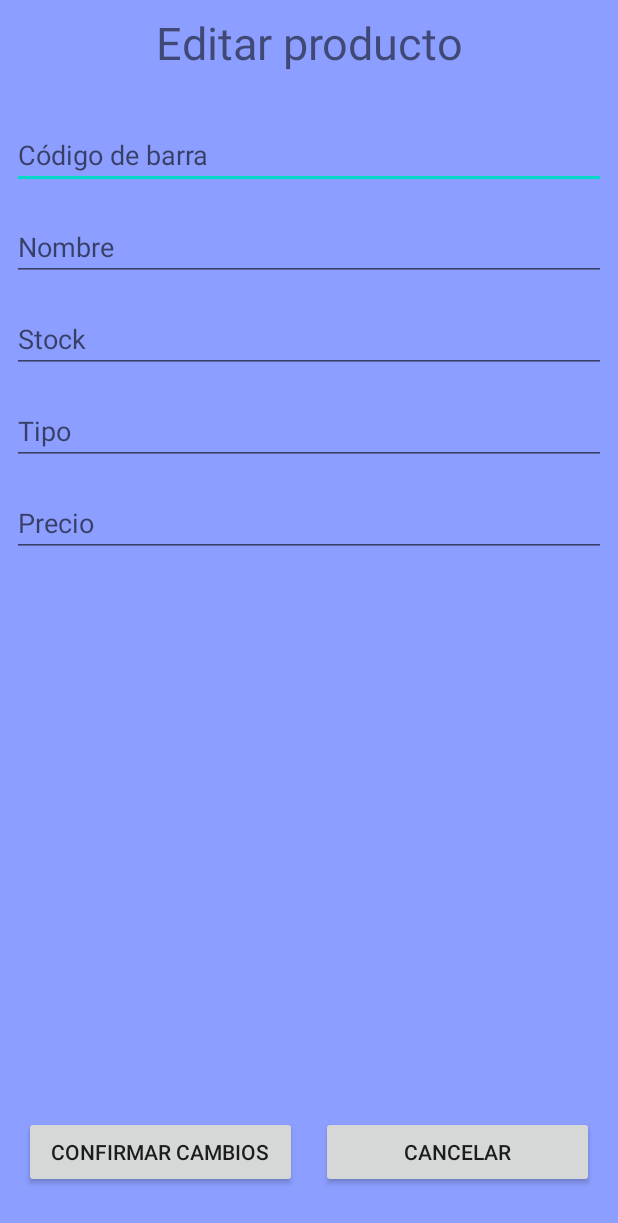
After one commit to unknow1646/CompraApp, an Android app: the layout popup_editar_productos.xml on its own in the app's theme, with its tools: preview values and no code run, on a phone screen of 412 x 824 dp. The commit adds this screen. Shown: the top 1223 px of the screen. Run offline under Robolectric (Android 15) with nearby library versions, the phone set to English and light mode, and no system bars.

Commit message:
Editar producto popUp

```diff
--- a/app/src/main/AndroidManifest.xml
+++ b/app/src/main/AndroidManifest.xml
@@ -24,6 +24,7 @@
                 <category android:name="android.intent.category.LAUNCHER" />
             </intent-filter>
         </activity>
+        <activity android:name=".PopupEditarProductos"  android:theme="@style/AppTheme.popuptheme"/>
     </application>
 
 </manifest>
--- /dev/null
+++ b/app/src/main/res/layout/popup_editar_productos.xml
@@ -0,0 +1,128 @@
+<?xml version="1.0" encoding="utf-8"?>
+<androidx.constraintlayout.widget.ConstraintLayout xmlns:android="http://schemas.android.com/apk/res/android"
+    xmlns:app="http://schemas.android.com/apk/res-auto"
+    xmlns:tools="http://schemas.android.com/tools"
+    android:layout_width="match_parent"
+    android:layout_height="match_parent"
+    android:background="#8C9EFF"
+    android:focusableInTouchMode="false">
+
+    <TextView
+        android:id="@+id/textView6"
+        android:layout_width="wrap_content"
+        android:layout_height="wrap_content"
+        android:layout_marginTop="8dp"
+        android:text="Editar producto"
+        android:textSize="30sp"
+        app:layout_constraintEnd_toEndOf="parent"
+        app:layout_constraintStart_toStartOf="parent"
+        app:layout_constraintTop_toTopOf="parent" />
+
+    <EditText
+        android:id="@+id/ti_newProdCodigo"
+        android:layout_width="0dp"
+        android:layout_height="wrap_content"
+        android:layout_marginStart="8dp"
+        android:layout_marginLeft="8dp"
+        android:layout_marginTop="32dp"
+        android:layout_marginEnd="8dp"
+        android:layout_marginRight="8dp"
+        android:ems="10"
+        android:hint="@string/ProdCodigo"
+        android:inputType="number"
+        app:layout_constraintEnd_toEndOf="parent"
+        app:layout_constraintStart_toStartOf="parent"
+        app:layout_constraintTop_toBottomOf="@+id/textView6" />
+
+    <EditText
+        android:id="@+id/ti_newProdNombre"
+        android:layout_width="0dp"
+        android:layout_height="wrap_content"
+        android:layout_marginStart="8dp"
+        android:layout_marginLeft="8dp"
+        android:layout_marginTop="16dp"
+        android:layout_marginEnd="8dp"
+        android:layout_marginRight="8dp"
+        android:ems="10"
+        android:hint="@string/ProductoNombre"
+        android:inputType="textPersonName"
+        app:layout_constraintEnd_toEndOf="parent"
+        app:layout_constraintStart_toStartOf="parent"
+        app:layout_constraintTop_toBottomOf="@+id/ti_newProdCodigo" />
+
+    <EditText
+        android:id="@+id/ti_newProdStock"
+        android:layout_width="0dp"
+        android:layout_height="wrap_content"
+        android:layout_marginStart="8dp"
+        android:layout_marginLeft="8dp"
+        android:layout_marginTop="16dp"
+        android:layout_marginEnd="8dp"
+        android:layout_marginRight="8dp"
+        android:ems="10"
+        android:hint="@string/ProductoStock"
+        android:inputType="number"
+        app:layout_constraintEnd_toEndOf="parent"
+        app:layout_constraintStart_toStartOf="parent"
+        app:layout_constraintTop_toBottomOf="@+id/ti_newProdNombre" />
+
+    <EditText
+        android:id="@+id/ti_newProdTipo"
+        android:layout_width="0dp"
+        android:layout_height="wrap_content"
+        android:layout_marginStart="8dp"
+        android:layout_marginLeft="8dp"
+        android:layout_marginTop="16dp"
+        android:layout_marginEnd="8dp"
+        android:layout_marginRight="8dp"
+        android:ems="10"
+        android:hint="@string/ProductoTipo"
+        android:inputType="textPersonName"
+        app:layout_constraintEnd_toEndOf="parent"
+        app:layout_constraintStart_toStartOf="parent"
+        app:layout_constraintTop_toBottomOf="@+id/ti_newProdStock" />
+
+    <EditText
+        android:id="@+id/ti_newProdPrecio"
+        android:layout_width="0dp"
+        android:layout_height="wrap_content"
+        android:layout_marginStart="8dp"
+        android:layout_marginLeft="8dp"
+        android:layout_marginTop="16dp"
+        android:layout_marginEnd="8dp"
+        android:layout_marginRight="8dp"
+        android:ems="10"
+        android:hint="@string/ProductoPrecio"
+        android:inputType="number"
+        app:layout_constraintEnd_toEndOf="parent"
+        app:layout_constraintStart_toStartOf="parent"
+        app:layout_constraintTop_toBottomOf="@+id/ti_newProdTipo" />
+
+    <Button
+        android:id="@+id/btn_EditConfirm"
+        android:layout_width="0dp"
+        android:layout_height="wrap_content"
+        android:layout_marginStart="16dp"
+        android:layout_marginLeft="16dp"
+        android:layout_marginEnd="8dp"
+        android:layout_marginRight="8dp"
+        android:layout_marginBottom="32dp"
+        android:text="Confirmar cambios"
+        app:layout_constraintBottom_toBottomOf="parent"
+        app:layout_constraintEnd_toStartOf="@id/btn_EditCancelar"
+        app:layout_constraintStart_toStartOf="parent" />
+
+    <Button
+        android:id="@+id/btn_EditCancelar"
+        android:layout_width="0dp"
+        android:layout_height="wrap_content"
+        android:layout_marginStart="8dp"
+        android:layout_marginLeft="8dp"
+        android:layout_marginEnd="16dp"
+        android:layout_marginRight="16dp"
+        android:layout_marginBottom="32dp"
+        android:text="Cancelar"
+        app:layout_constraintBottom_toBottomOf="parent"
+        app:layout_constraintEnd_toEndOf="parent"
+        app:layout_constraintStart_toEndOf="@id/btn_EditConfirm" />
+</androidx.constraintlayout.widget.ConstraintLayout>
--- a/app/src/main/res/values/styles.xml
+++ b/app/src/main/res/values/styles.xml
@@ -7,4 +7,9 @@
         <item name="colorAccent">@color/colorAccent</item>
     </style>
 
+
+    <style name="AppTheme.popuptheme">
+        <item name="android:windowIsTranslucent">true</item>
+        <item name="android:windowCloseOnTouchOutside">true</item>
+    </style>>
 </resources>
```
Also changed, not shown: app/src/main/java/com/example/compraapp/DataBaseHelper.java (+15 -0 lines), app/src/main/java/com/example/compraapp/EditarEliminarProducto.java (+36 -1 lines), app/src/main/java/com/example/compraapp/PopupEditarProductos.java (added, +86 -0 lines), app/src/main/res/layout/popup_productos.xml (added, +20 -0 lines).
